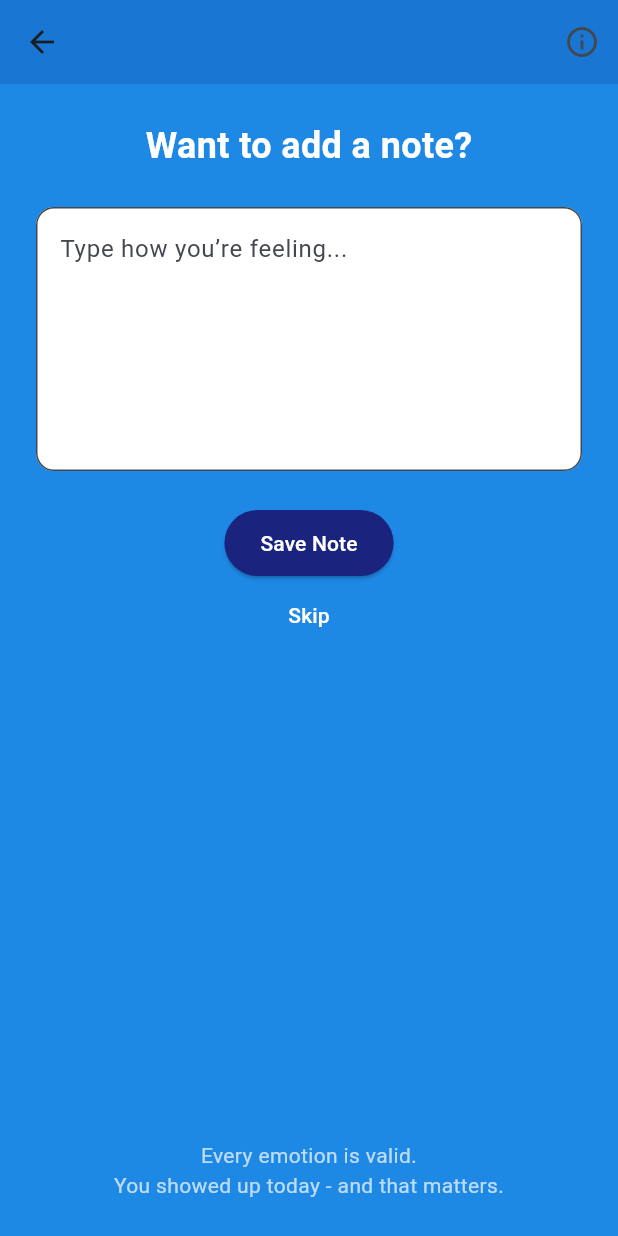
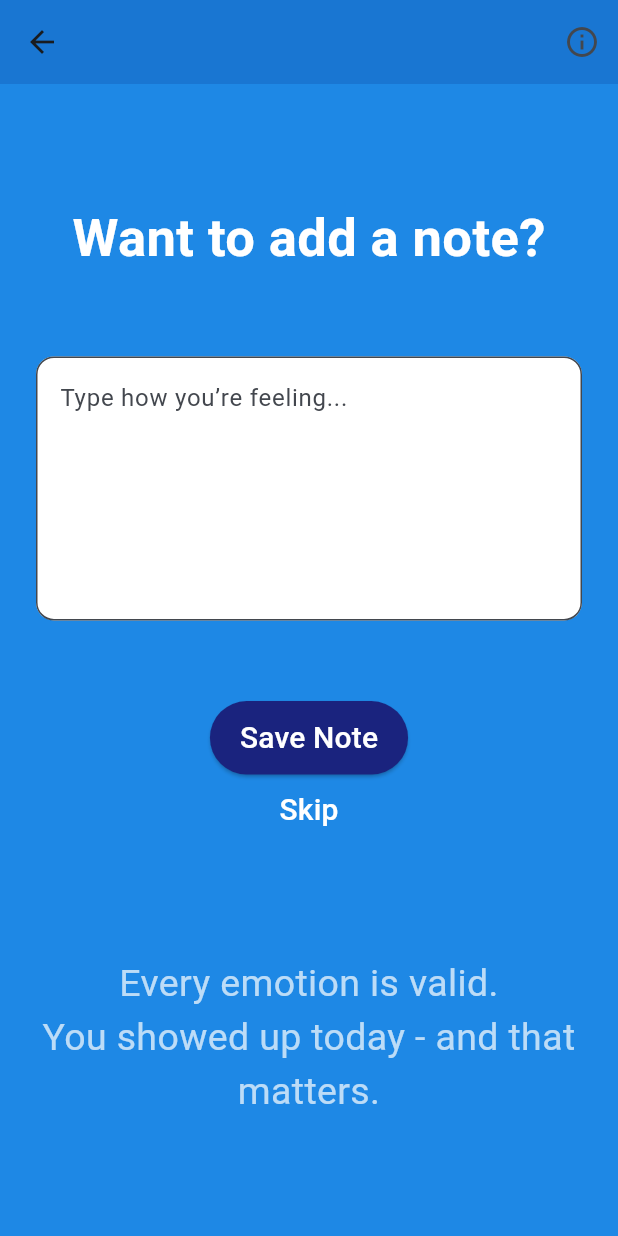
Before and after one commit to lucaswilson1808/moodly, a Flutter app: the NotesScreen screen opened directly, on a phone screen of 412 x 824 dp. Run offline on Flutter 3.47's test engine with Material 3 defaults, Android fonts, the phone set to English and light mode, and no system bars.

Commit message:
Updated newly created notes screen.

```diff
--- a/lib/screens/notes_screen.dart
+++ b/lib/screens/notes_screen.dart
@@ -27,16 +27,17 @@ class NotesScreen extends StatelessWidget {
       body: Padding(
         padding: const EdgeInsets.all(24.0),
         child: Column(
+          mainAxisAlignment: MainAxisAlignment.spaceEvenly,
           children: [
             const Text(
               'Want to add a note?',
               style: TextStyle(
-                fontSize: 24,
+                fontSize: 35,
                 fontWeight: FontWeight.bold,
                 color: Colors.white,
               ),
             ),
-            const SizedBox(height: 24),
+            //const SizedBox(height: ),
             TextField(
               controller: _controller,
               maxLines: 6,
@@ -49,28 +50,38 @@ class NotesScreen extends StatelessWidget {
                 ),
               ),
             ),
-            const SizedBox(height: 24),
+
+            Padding(
+                padding: const EdgeInsets.only(bottom: 20),
+                child: Column(
+                  children: [
                     ElevatedButton(
                       style: ElevatedButton.styleFrom(
                         backgroundColor: Colors.indigo[900],
-                padding: const EdgeInsets.symmetric(horizontal: 24, vertical: 12),
+                        padding: const EdgeInsets.symmetric(
+                            horizontal: 20, vertical: 10),
                       ),
                       onPressed: () {
                         final note = _controller.text;
                         // Save note logic here
                         Navigator.pop(context);
                       },
-              child: const Text('Save Note', style: TextStyle(color: Colors.white)),
+                      child: const Text('Save Note',
+                          style: TextStyle(color: Colors.white, fontSize: 20)),
                     ),
                     TextButton(
                       onPressed: () => Navigator.pop(context),
-              child: const Text('Skip', style: TextStyle(color: Colors.white)),
+                      child: const Text('Skip',
+                          style: TextStyle(color: Colors.white, fontSize: 20)),
+                    )
+                  ],
+                )
             ),
-            const Spacer(),
+
             const Text(
               'Every emotion is valid.\nYou showed up today - and that matters.',
               textAlign: TextAlign.center,
-              style: TextStyle(color: Colors.white70, fontSize: 14),
+              style: TextStyle(color: Colors.white70, fontSize: 25),
             ),
           ],
         ),
```
Lines whose indentation alone changed are shown as unchanged.
